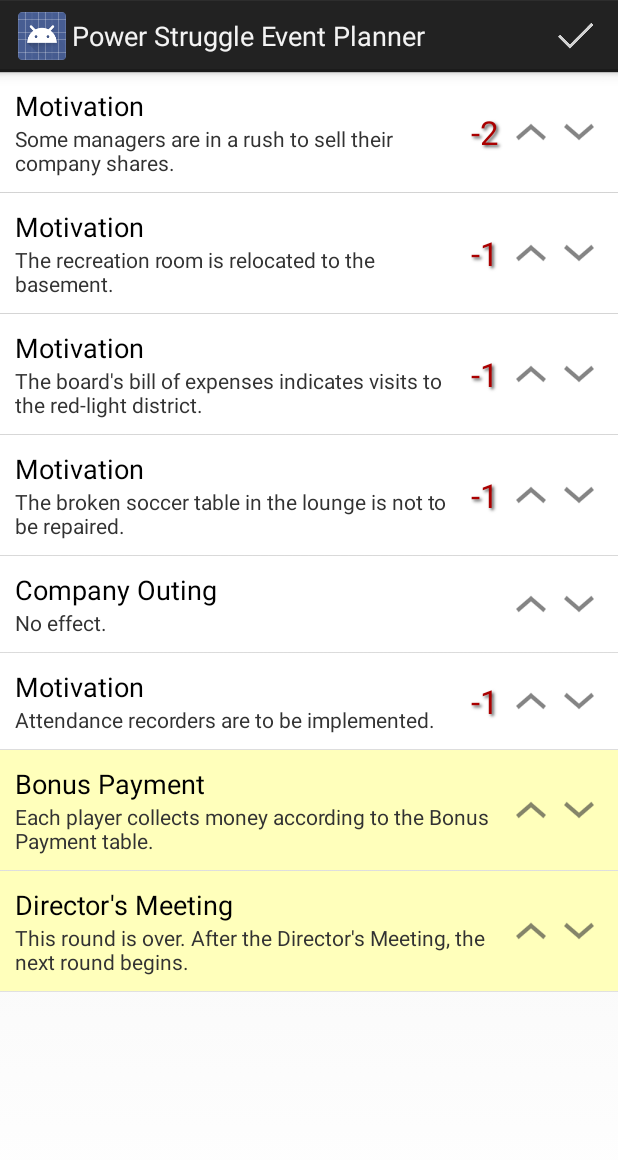
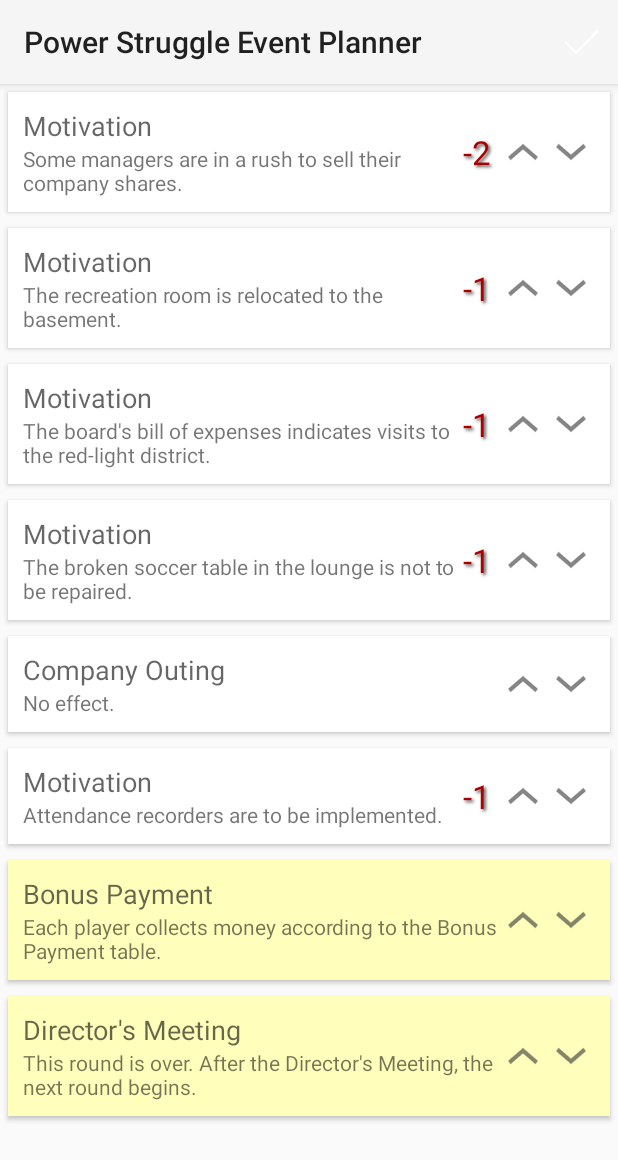
Before and after one commit to nachof/power_struggle_event_planner, an Android app: the screen it shows after launch (EventSortActivity), on a phone screen of 412 x 824 dp. Shown: the top 1160 px of the screen. Run offline under Robolectric (Android 15) with nearby library versions, the phone set to English and light mode, and no system bars.

Commit message:
Prettier card list, using some material design ideas.

```diff
--- a/app/build.gradle
+++ b/app/build.gradle
@@ -1,23 +1,25 @@
 apply plugin: 'com.android.application'
 
 android {
-    compileSdkVersion 14
+    compileSdkVersion 21
     buildToolsVersion "20.0.0"
-
     defaultConfig {
         applicationId "com.nucleartesuji.powerstruggleeventplanner"
-        minSdkVersion 11
+        minSdkVersion 14
         targetSdkVersion 18
     }
-
     buildTypes {
         release {
             minifyEnabled false
             proguardFiles getDefaultProguardFile('proguard-android.txt'), 'proguard-rules.txt'
         }
     }
+    productFlavors {
+    }
 }
 
 dependencies {
-    compile 'com.android.support:support-v4:18.0.0'
+    compile 'com.android.support:recyclerview-v7:21.0.0'
+    compile 'com.android.support:appcompat-v7:21.0.0'
+    compile 'com.android.support:cardview-v7:21.0.0'
 }
--- a/app/src/main/AndroidManifest.xml
+++ b/app/src/main/AndroidManifest.xml
@@ -5,7 +5,7 @@
     android:versionName="1.0.2" >
 
     <uses-sdk
-        android:minSdkVersion="11"
+        android:minSdkVersion="14"
         android:targetSdkVersion="18" />
 
     <application
--- a/app/src/main/java/com/nucleartesuji/powerstruggleeventplanner/CardAdapter.java
+++ b/app/src/main/java/com/nucleartesuji/powerstruggleeventplanner/CardAdapter.java
@@ -1,83 +1,101 @@
 package com.nucleartesuji.powerstruggleeventplanner;
+
+import android.content.Context;
+import android.support.v7.widget.RecyclerView;
+import android.view.LayoutInflater;
+import android.view.View;
+import android.view.View.OnClickListener;
+import android.view.ViewGroup;
+import android.widget.TextView;
 
 import com.nucleartesuji.powerstruggleeventplanner.game.Card;
 import com.nucleartesuji.powerstruggleeventplanner.game.SortableHand;
-import android.app.Activity;
-import android.content.Context;
-import android.view.View;
-import android.view.View.OnClickListener;
-import android.view.ViewGroup;
-import android.widget.ArrayAdapter;
-import android.widget.TextView;
 
-public class CardAdapter extends ArrayAdapter<Card> {
-	Context context;
-	int layoutResourceId;
-	SortableHand cards;
+public class CardAdapter extends RecyclerView.Adapter<CardAdapter.ViewHolder> {
+    private final Context context;
+    private final SortableHand cards;
 
-	public CardAdapter(Context context, int layoutResourceId, SortableHand cards) {
-		super(context, layoutResourceId, cards);
+    public CardAdapter(Context context, SortableHand cards) {
         this.context = context;
-		this.layoutResourceId = layoutResourceId;
         this.cards = cards;
     }
 
-    public View getView(int position, View convertView, ViewGroup parent) {
-        View row = convertView;
-
-        if(row == null)
-        {
-            row = generateView(parent);
+    @Override
+    public ViewHolder onCreateViewHolder(ViewGroup parent, int viewType) {
+        View v = LayoutInflater.from(parent.getContext())
+                .inflate(R.layout.card_item, parent, false);
+        return new ViewHolder(v);
     }
 
+    @Override
+    public void onBindViewHolder(ViewHolder holder, final int position) {
         Card card = cards.get(position);
 
-        new CardDisplayer(row).display(card);
+        holder.title.setText(card.getTitle());
+        holder.text.setText(card.getText());
 
-        row.findViewById(R.id.buttonUp).setTag(position);
-        row.findViewById(R.id.buttonDown).setTag(position);
-
-	    if (card.isStandardEvent()) {
-	    	if (cards.validOrder()) {
-	    		row.setBackgroundColor(context.getResources().getColor(R.color.standardEventBackgroundColor));
+        if (card.getMotivationChange() == 0) {
+            holder.motivation.setVisibility(View.GONE);
         } else {
-	    		row.setBackgroundColor(context.getResources().getColor(R.color.standardEventBackgroundColorError));
+            holder.motivation.setVisibility(View.VISIBLE);
+            if (card.getMotivationChange() > 0) {
+                holder.motivation.setText("+" + card.getMotivationChange());
+                holder.motivation.setTextColor(context.getResources().getColor(R.color.positiveMotivation));
+            } else {
+                holder.motivation.setText(Integer.valueOf(card.getMotivationChange()).toString());
+                holder.motivation.setTextColor(context.getResources().getColor(R.color.negativeMotivation));
             }
-	    } else {
-	    	row.setBackgroundColor(context.getResources().getColor(R.color.defaultEventBackgroundColor));
         }
 
-        return row;
-    }
-
-	private View generateView(ViewGroup parent) {
-		View row = ((Activity)context).getLayoutInflater().inflate(layoutResourceId, parent, false);
-
-		row.findViewById(R.id.buttonDown).setOnClickListener(new OnClickListener() {
+        holder.buttonUp.setOnClickListener(new OnClickListener() {
             @Override
-			public void onClick(View button) {
-				cards.moveCardDown((Integer) button.getTag());
+            public void onClick(View v) {
+                cards.moveCardUp(position);
                 notifyDataSetChanged();
             }
         });
 
-		row.findViewById(R.id.buttonUp).setOnClickListener(new OnClickListener() {
+        holder.buttonDown.setOnClickListener(new OnClickListener() {
             @Override
-			public void onClick(View button) {
-				cards.moveCardUp((Integer) button.getTag());
+            public void onClick(View v) {
+                cards.moveCardDown(position);
                 notifyDataSetChanged();
             }
         });
 
-		return row;
+        if (card.isStandardEvent()) {
+            if (cards.validOrder()) {
+                holder.row.setBackgroundColor(context.getResources().getColor(R.color.standardEventBackgroundColor));
+            } else {
+                holder.row.setBackgroundColor(context.getResources().getColor(R.color.standardEventBackgroundColorError));
+            }
+        } else {
+            holder.row.setBackgroundColor(context.getResources().getColor(R.color.defaultEventBackgroundColor));
         }
 
-	static class CardHolder
-    {
-        TextView title;
-        TextView text;
-        TextView motivation;
-        View buttonUp;
-        View buttonDown;
+    }
+
+    @Override
+    public int getItemCount() {
+        return cards.size();
+    }
+
+    public static class ViewHolder extends RecyclerView.ViewHolder {
+        public TextView title;
+        public TextView text;
+        public TextView motivation;
+        public View buttonUp;
+        public View buttonDown;
+        public View row;
+
+        public ViewHolder(View itemView) {
+            super(itemView);
+            title = (TextView) itemView.findViewById(R.id.cardTitle);
+            motivation = (TextView) itemView.findViewById(R.id.cardMotivation);
+            text = (TextView) itemView.findViewById(R.id.cardText);
+            buttonDown = itemView.findViewById(R.id.buttonDown);
+            buttonUp = itemView.findViewById(R.id.buttonUp);
+            row = itemView;
         }
     }
+}
--- a/app/src/main/java/com/nucleartesuji/powerstruggleeventplanner/EventSortActivity.java
+++ b/app/src/main/java/com/nucleartesuji/powerstruggleeventplanner/EventSortActivity.java
@@ -3,6 +3,9 @@ package com.nucleartesuji.powerstruggleeventplanner;
 import android.app.Activity;
 import android.content.Intent;
 import android.os.Bundle;
+import android.support.v7.widget.DefaultItemAnimator;
+import android.support.v7.widget.LinearLayoutManager;
+import android.support.v7.widget.RecyclerView;
 import android.view.Menu;
 import android.view.MenuItem;
 import android.widget.ListView;
@@ -17,15 +20,17 @@ public class EventSortActivity extends Activity {
 
 	@Override
 	protected void onCreate(Bundle savedInstanceState) {
-		super.onCreate(savedInstanceState);
+        super.onCreate(savedInstanceState);
 		setContentView(R.layout.activity_event_sort);
 
 		loadCardsData();
 
 		cards = Deck.getInstance().getDrawnCards();
 
-		CardAdapter adapter = new CardAdapter(this, R.layout.card_item, cards);
-		ListView cardList = (ListView) findViewById(R.id.cardList);
+		CardAdapter adapter = new CardAdapter(this, cards);
+        RecyclerView cardList = (RecyclerView) findViewById(R.id.cardList);
+        cardList.setLayoutManager(new LinearLayoutManager(this));
+        cardList.setItemAnimator(new DefaultItemAnimator());
 		cardList.setAdapter(adapter);
 	}
 
--- a/app/src/main/res/layout/activity_event_sort.xml
+++ b/app/src/main/res/layout/activity_event_sort.xml
@@ -1,7 +1,7 @@
-<ListView xmlns:android="http://schemas.android.com/apk/res/android"
-    xmlns:tools="http://schemas.android.com/tools"
+<android.support.v7.widget.RecyclerView
+    xmlns:android="http://schemas.android.com/apk/res/android"
     android:id="@+id/cardList"
     android:layout_width="match_parent"
-    android:layout_height="match_parent" >
+    android:layout_height="match_parent">
 
-</ListView>
+</android.support.v7.widget.RecyclerView>
--- a/app/src/main/res/layout/card_item.xml
+++ b/app/src/main/res/layout/card_item.xml
@@ -1,6 +1,14 @@
 <?xml version="1.0" encoding="utf-8"?>
-<LinearLayout xmlns:android="http://schemas.android.com/apk/res/android"
+<android.support.v7.widget.CardView
+    xmlns:android="http://schemas.android.com/apk/res/android"
     xmlns:tools="http://schemas.android.com/tools"
+    xmlns:card_view="http://schemas.android.com/apk/res-auto"
+    android:layout_width="match_parent"
+    android:layout_height="wrap_content"
+    card_view:cardElevation="2dp"
+    android:layout_margin="5dp"
+    >
+        <LinearLayout
             android:layout_width="match_parent"
             android:layout_height="wrap_content"
             android:orientation="horizontal"
@@ -8,6 +16,8 @@
             android:paddingLeft="10dp"
             android:paddingRight="10dp"
             android:paddingTop="10dp" >
+
+
 
             <LinearLayout
                 android:id="@+id/cardTextContainer"
@@ -66,4 +76,6 @@
                 android:contentDescription="@string/move_down"
                 android:src="@drawable/ic_navigation_down" />
 
+
         </LinearLayout>
+</android.support.v7.widget.CardView>
--- /dev/null
+++ b/app/src/main/res/values-v21/styles.xml
@@ -0,0 +1,7 @@
+<?xml version="1.0" encoding="utf-8"?>
+<resources>
+    <!-- your theme inherits from the material theme -->
+    <style name="AppTheme" parent="android:Theme.Material.Light">
+        <!-- theme customizations -->
+    </style>
+</resources>
--- a/app/src/main/res/values/styles.xml
+++ b/app/src/main/res/values/styles.xml
@@ -1,5 +1,4 @@
 <resources>
-
     <!--
         Base application theme, dependent on API level. This theme is replaced
         by AppBaseTheme from res/values-vXX/styles.xml on newer devices.
@@ -21,5 +20,4 @@
     <color name="defaultEventBackgroundColor">#FFFFFFFF</color>
     <color name="standardEventBackgroundColor">#FFFFFFBB</color>
     <color name="standardEventBackgroundColorError">#FFF7CCCC</color>
-
 </resources>
```
Lines whose indentation alone changed are shown as unchanged.
